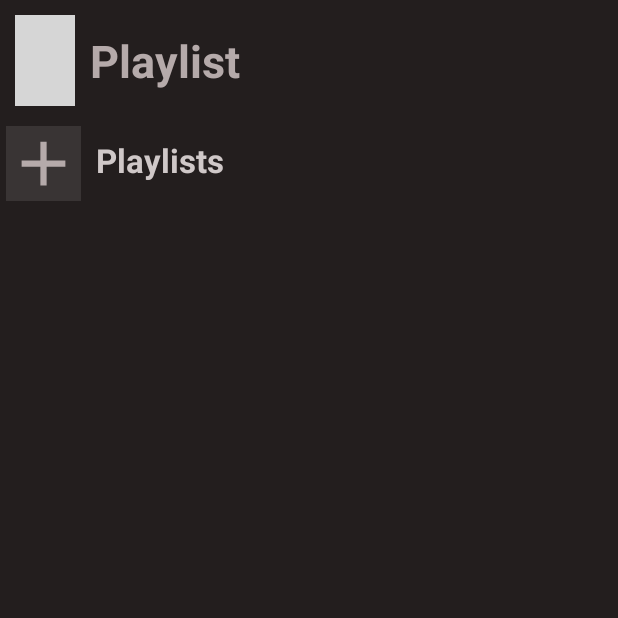
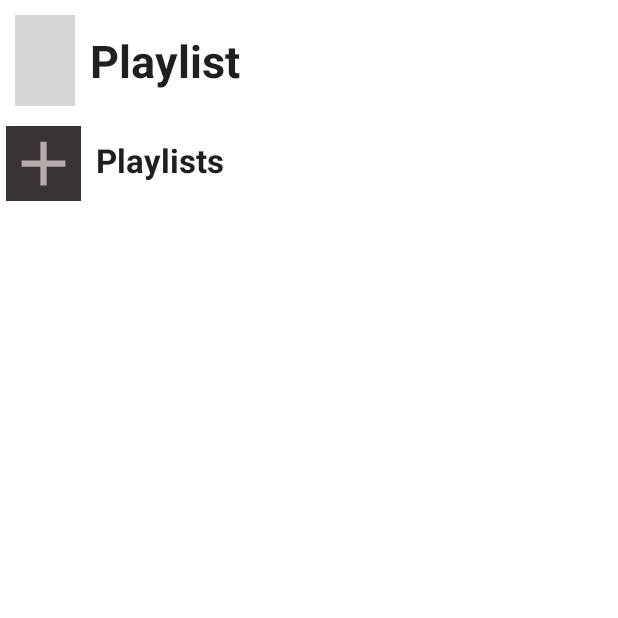
Before and after one commit to trungdongphuoca/MusicApp, an Android app: the PlaylistActivity screen opened directly, with no data from a screen before it, on a phone screen of 412 x 824 dp, the top half of it. Run offline under Robolectric (Android 15) with nearby library versions, the phone set to English and light mode, and no system bars; our stand-ins replace Firebase (no records; nobody signed in at launch, a user with empty details on screens opened directly); grey boxes are pictures that could not be loaded.

Commit message:
after merge

```diff
--- a/app/src/main/res/layout/activity_detail_playlist.xml
+++ b/app/src/main/res/layout/activity_detail_playlist.xml
@@ -21,7 +21,7 @@
             android:layout_marginStart="4dp"
             android:padding="4dp"
             android:layout_height="match_parent"
-            android:src="@drawable/ic_baseline_arrow_back_24" />
+            android:src="@drawable/ic_baseline_arrow_back_ios_24" />
 
         <TextView
             android:id="@+id/name_playlist"
--- a/app/src/main/res/layout/activity_playlist.xml
+++ b/app/src/main/res/layout/activity_playlist.xml
@@ -4,8 +4,7 @@
     xmlns:tools="http://schemas.android.com/tools"
     android:layout_width="match_parent"
     android:layout_height="match_parent"
-    tools:context=".PlaylistInLibrary.PlaylistActivity"
-    android:background="@color/black">
+    tools:context=".PlaylistInLibrary.PlaylistActivity">
     <RelativeLayout
         android:layout_width="match_parent"
         android:layout_height="match_parent">
@@ -37,7 +36,7 @@
                 android:singleLine="true"
                 android:text="Playlist"
                 android:textAlignment="viewStart"
-                android:textColor="#B5AAAA"
+                android:textColor="@color/black"
                 android:textSize="30dp"
                 android:textStyle="bold" />
 
@@ -65,7 +64,7 @@
                 android:layout_marginStart="10dp"
                 android:layout_marginTop="8dp"
                 android:text="Playlists"
-                android:textColor="#CFC8C8"
+                android:textColor="@color/black"
                 android:textSize="22dp"
                 android:textStyle="bold" />
 
```
